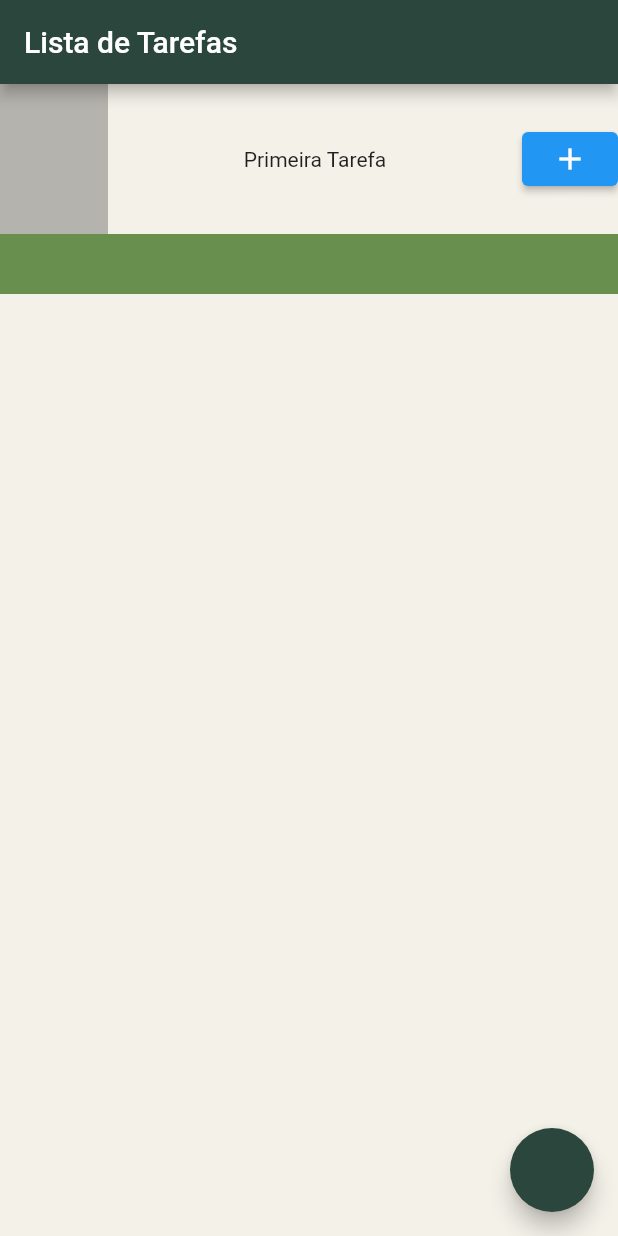
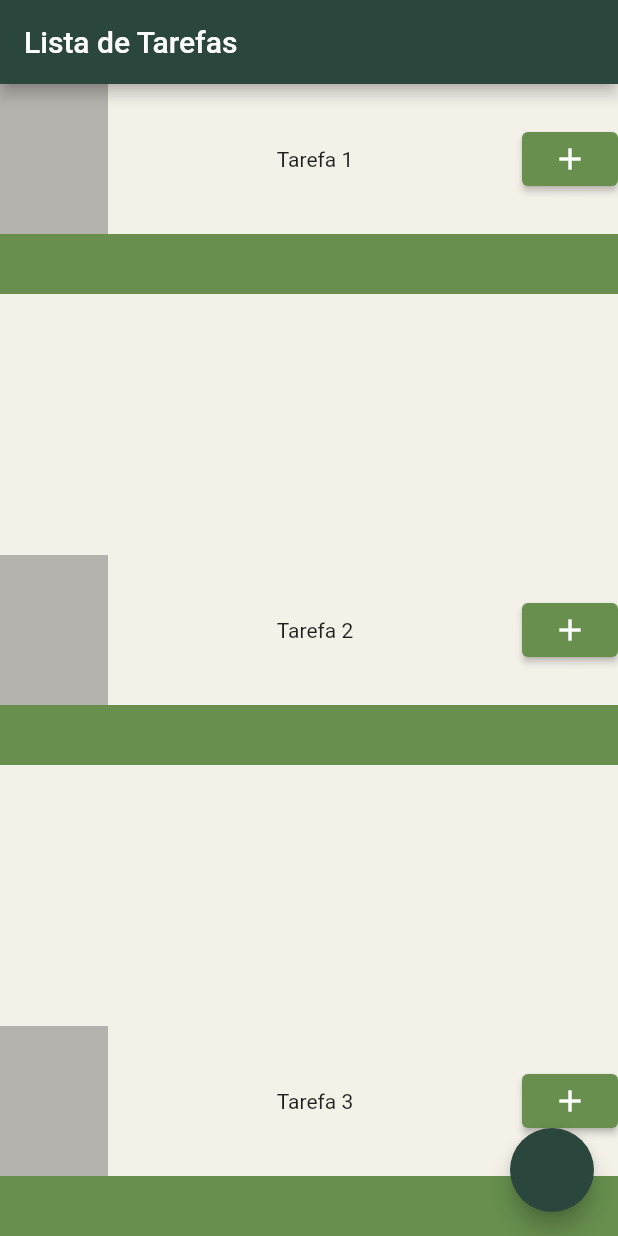
Before and after one commit to fcarrascozzo/Lista-de-Tarefas, a Flutter app: the screen it shows after launch, on a phone screen of 412 x 824 dp. Run offline on Flutter 3.47's test engine with Material 2 defaults, Android fonts, the phone set to English and light mode, and no system bars.

Commit message:
Esboço de tarefas, adicionando novas tarefas

```diff
--- a/lib/main.dart
+++ b/lib/main.dart
@@ -15,21 +15,40 @@ class MyApp extends StatelessWidget {
         primaryColor: Colors.blue,
       ),
       home: Scaffold(
-          backgroundColor: Color(0xfff4f1e9),
+          backgroundColor: const Color(0xfff4f1e9),
           appBar: AppBar(
-            backgroundColor: Color(0xff2b463c),
-            title: Text('Lista de Tarefas'),
+            backgroundColor: const Color(0xff2b463c),
+            title: const Text('Lista de Tarefas'),
           ),
-          body: Container(
-            child: Stack(
+          body: const Column(
+            mainAxisAlignment: MainAxisAlignment.spaceBetween,
+            children: [
+              Tarefas('Tarefa 1'),
+              Tarefas('Tarefa 2'),
+              Tarefas('Tarefa 3')
+            ],
+          ),
+          floatingActionButton: FloatingActionButton(
+              backgroundColor: const Color(0xff2b463c), onPressed: () {})),
+    );
+  }
+}
+
+class Tarefas extends StatelessWidget {
+  final String nomeTarefa;
+  const Tarefas(this.nomeTarefa, {super.key});
+
+  @override
+  Widget build(BuildContext context) {
+    return Stack(
       children: [
         Container(
-                  color: Color(0xff688f4e),
+          color: const Color(0xff688f4e),
           height: 140,
         ),
         Container(
           height: 100,
-                  color: Color(0xfff4f1e9),
+          color: const Color(0xfff4f1e9),
           child: Row(
             mainAxisAlignment: MainAxisAlignment.spaceBetween,
             children: [
@@ -38,19 +57,18 @@ class MyApp extends StatelessWidget {
                 width: 72,
                 height: 100,
               ),
-                      Text('Primeira Tarefa'),
+              Text(nomeTarefa),
               ElevatedButton(
+                style: ElevatedButton.styleFrom(
+                  backgroundColor: const Color(0xff688f4e)
+                ),
                   onPressed: (){},
-                          child: Icon(Icons.add)
+                  child: const Icon(Icons.add)
               )
             ],
           ),
         ),
       ],
-            ),
-          ),
-          floatingActionButton: FloatingActionButton(
-              backgroundColor: Color(0xff2b463c), onPressed: () {})),
     );
   }
 }
```
Lines whose indentation alone changed are shown as unchanged.
